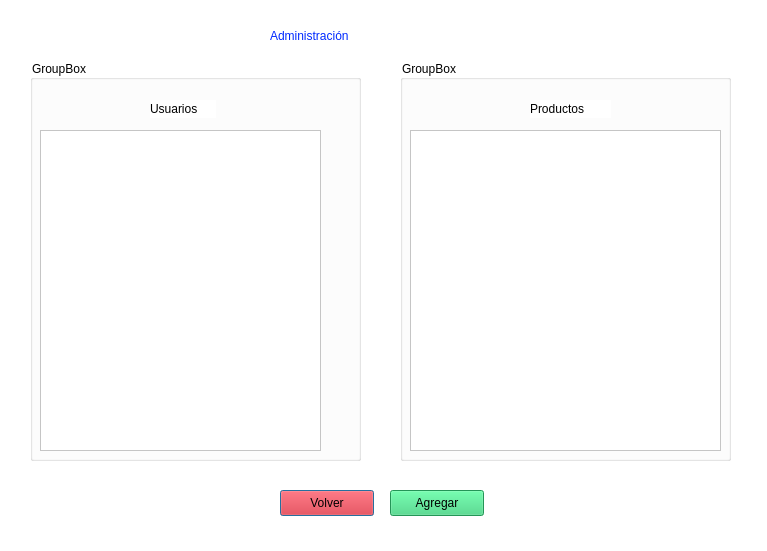
First picture: the form in admin.ui, repository ZekaDevv/Tech-Distributor, before the edit.
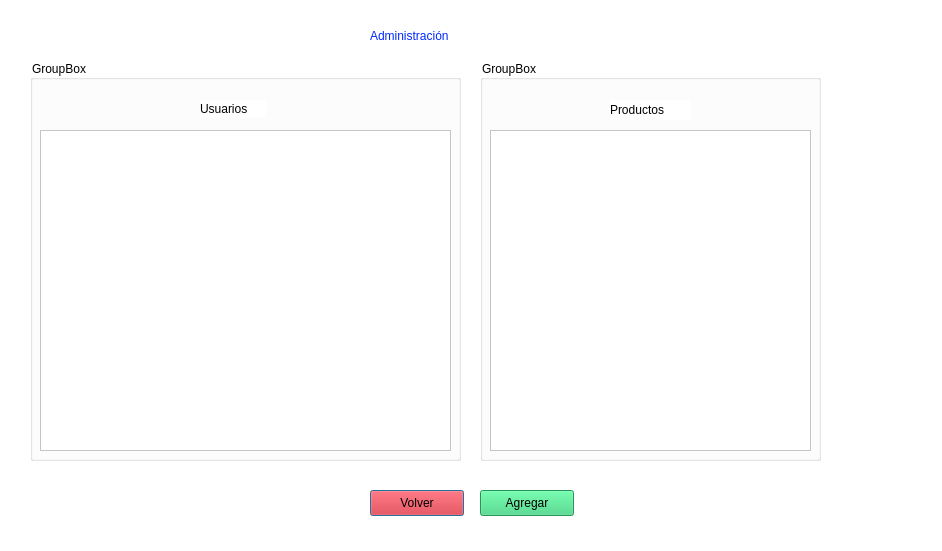
Second picture: the form after the edit.

Commit message: Listo el editar productos desde el admin, falta eliminacion de usuarios y acutualizacon de la parte del clienta para que consuman los json

The edit to the form file:
```diff
--- a/admin.ui
+++ b/admin.ui
@@ -6,7 +6,7 @@
    <rect>
     <x>0</x>
     <y>0</y>
-    <width>767</width>
+    <width>942</width>
     <height>551</height>
    </rect>
   </property>
@@ -19,7 +19,7 @@
   <widget class="QLabel" name="label">
    <property name="geometry">
     <rect>
-     <x>270</x>
+     <x>370</x>
      <y>20</y>
      <width>191</width>
      <height>31</height>
@@ -38,7 +38,7 @@
     <rect>
      <x>30</x>
      <y>60</y>
-     <width>331</width>
+     <width>431</width>
      <height>401</height>
     </rect>
    </property>
@@ -48,7 +48,7 @@
    <widget class="QLabel" name="label_2">
     <property name="geometry">
      <rect>
-      <x>120</x>
+      <x>170</x>
       <y>40</y>
       <width>66</width>
       <height>18</height>
@@ -62,12 +62,12 @@
      <string>Usuarios</string>
     </property>
    </widget>
-   <widget class="QTableView" name="tableView">
+   <widget class="QTableWidget" name="userTable">
     <property name="geometry">
      <rect>
       <x>10</x>
       <y>70</y>
-      <width>281</width>
+      <width>411</width>
       <height>321</height>
      </rect>
     </property>
@@ -76,9 +76,9 @@
   <widget class="QGroupBox" name="groupBox_2">
    <property name="geometry">
     <rect>
-     <x>400</x>
+     <x>480</x>
      <y>60</y>
-     <width>331</width>
+     <width>341</width>
      <height>401</height>
     </rect>
    </property>
@@ -91,7 +91,7 @@
       <x>130</x>
       <y>40</y>
       <width>81</width>
-      <height>18</height>
+      <height>20</height>
      </rect>
     </property>
     <property name="styleSheet">
@@ -102,21 +102,24 @@
      <string>Productos</string>
     </property>
    </widget>
-   <widget class="QTableView" name="tableView_2">
+   <widget class="QTableWidget" name="productsTable">
     <property name="geometry">
      <rect>
       <x>10</x>
       <y>70</y>
-      <width>311</width>
+      <width>321</width>
       <height>321</height>
      </rect>
     </property>
+    <property name="styleSheet">
+     <string notr="true">color: rgb(0, 0, 0);</string>
+    </property>
    </widget>
   </widget>
   <widget class="QPushButton" name="returnP1">
    <property name="geometry">
     <rect>
-     <x>280</x>
+     <x>370</x>
      <y>490</y>
      <width>94</width>
      <height>26</height>
@@ -133,7 +136,7 @@
   <widget class="QPushButton" name="addCart">
    <property name="geometry">
     <rect>
-     <x>390</x>
+     <x>480</x>
      <y>490</y>
      <width>94</width>
      <height>26</height>
```
Left out of the diff: 20 changed lines with no effect on the pictures. The commit also changes 7 other files.
